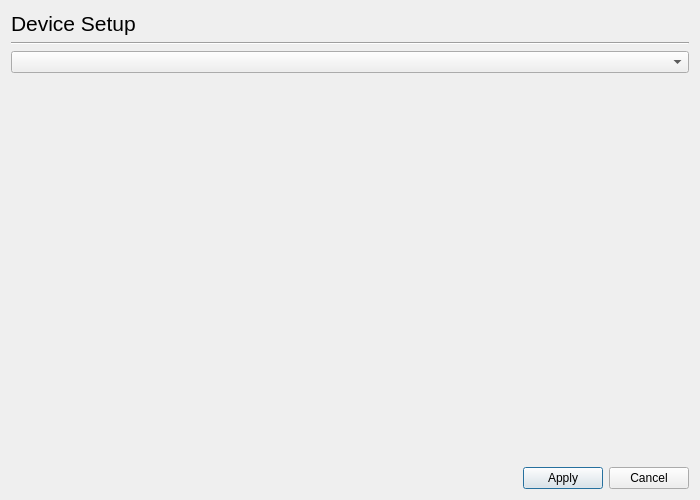
The window that ui4/devicesetupdialog_base.ui (jpopelka/hplip) describes before a commit, drawn with Qt 5.
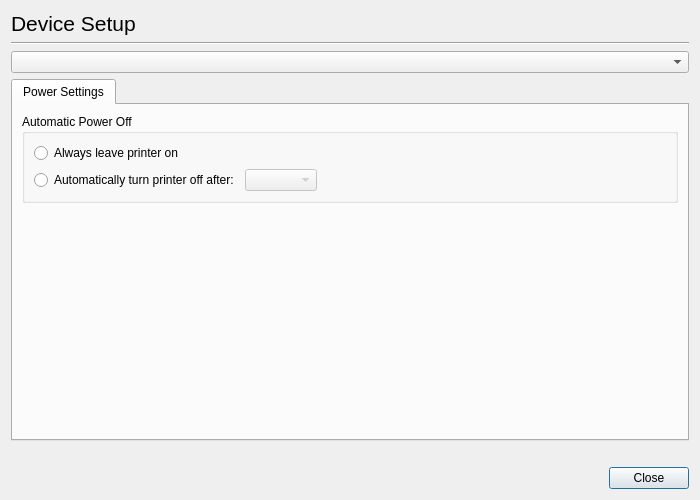
The same window after the commit. Custom widgets are drawn as their Qt base class.

What changed in the file:
```diff
--- a/ui4/devicesetupdialog_base.ui
+++ b/ui4/devicesetupdialog_base.ui
@@ -35,22 +35,102 @@
    <item row="2" column="0" colspan="3" >
     <widget class="DeviceUriComboBox" name="DeviceComboBox" />
    </item>
-   <item row="3" column="0" >
-    <spacer>
-     <property name="orientation" >
-      <enum>Qt::Vertical</enum>
+   <item row="3" column="0" colspan="3" >
+    <widget class="QTabWidget" name="TabWidget" >
+     <property name="currentIndex" >
+      <number>0</number>
      </property>
-     <property name="sizeHint" >
-      <size>
-       <width>20</width>
-       <height>301</height>
-      </size>
-     </property>
-    </spacer>
+     <widget class="QWidget" name="PowerSettingsTab" >
+      <attribute name="title" >
+       <string>Power Settings</string>
+      </attribute>
+      <layout class="QGridLayout" >
+       <item row="0" column="0" >
+        <widget class="QGroupBox" name="groupBox" >
+         <property name="title" >
+          <string>Automatic Power Off</string>
+         </property>
+         <layout class="QGridLayout" >
+          <item row="0" column="0" colspan="2" >
+           <widget class="QRadioButton" name="OnRadioButton" >
+            <property name="text" >
+             <string>Always leave printer on</string>
+            </property>
+           </widget>
+          </item>
+          <item row="1" column="0" >
+           <layout class="QHBoxLayout" >
+            <item>
+             <widget class="QRadioButton" name="OffRadioButton" >
+              <property name="enabled" >
+               <bool>true</bool>
+              </property>
+              <property name="text" >
+               <string>Automatically turn printer off after:</string>
+              </property>
+             </widget>
+            </item>
+            <item>
+             <widget class="QComboBox" name="DurationComboBox" >
+              <property name="enabled" >
+               <bool>false</bool>
+              </property>
+             </widget>
+            </item>
+           </layout>
+          </item>
+          <item row="1" column="1" >
+           <spacer>
+            <property name="orientation" >
+             <enum>Qt::Horizontal</enum>
+            </property>
+            <property name="sizeHint" >
+             <size>
+              <width>40</width>
+              <height>20</height>
+             </size>
+            </property>
+           </spacer>
+          </item>
+         </layout>
+        </widget>
+       </item>
+       <item row="1" column="0" >
+        <spacer>
+         <property name="orientation" >
+          <enum>Qt::Vertical</enum>
+         </property>
+         <property name="sizeHint" >
+          <size>
+           <width>282</width>
+           <height>51</height>
+          </size>
+         </property>
+        </spacer>
+       </item>
+      </layout>
+     </widget>
+    </widget>
    </item>
    <item row="4" column="0" >
     <spacer>
      <property name="orientation" >
+      <enum>Qt::Vertical</enum>
+     </property>
+     <property name="sizeType" >
+      <enum>QSizePolicy::Preferred</enum>
+     </property>
+     <property name="sizeHint" >
+      <size>
+       <width>510</width>
+       <height>20</height>
+      </size>
+     </property>
+    </spacer>
+   </item>
+   <item row="5" column="0" >
+    <spacer>
+     <property name="orientation" >
       <enum>Qt::Horizontal</enum>
      </property>
      <property name="sizeHint" >
@@ -61,17 +141,10 @@
      </property>
     </spacer>
    </item>
-   <item row="4" column="1" >
-    <widget class="QPushButton" name="ApplyButton" >
-     <property name="text" >
-      <string>Apply</string>
-     </property>
-    </widget>
-   </item>
-   <item row="4" column="2" >
+   <item row="5" column="2" >
     <widget class="QPushButton" name="CancelButton" >
      <property name="text" >
-      <string>Cancel</string>
+      <string>Close</string>
      </property>
     </widget>
    </item>
```
Left out of the diff: 19 changed lines with no effect on the pictures.
